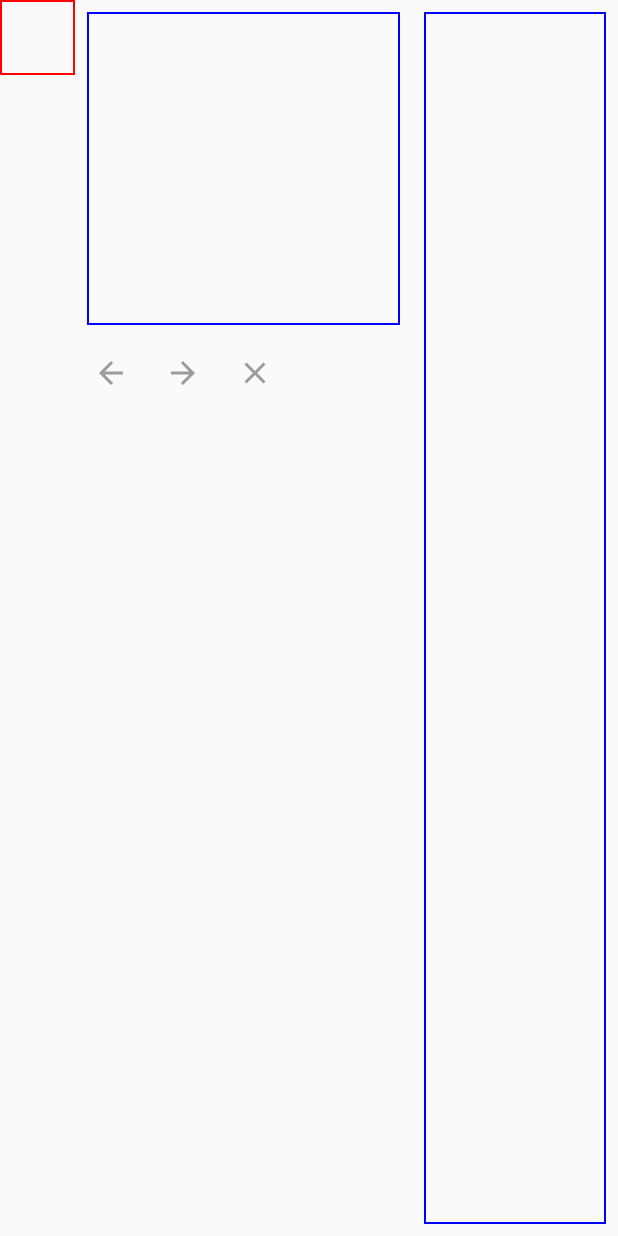
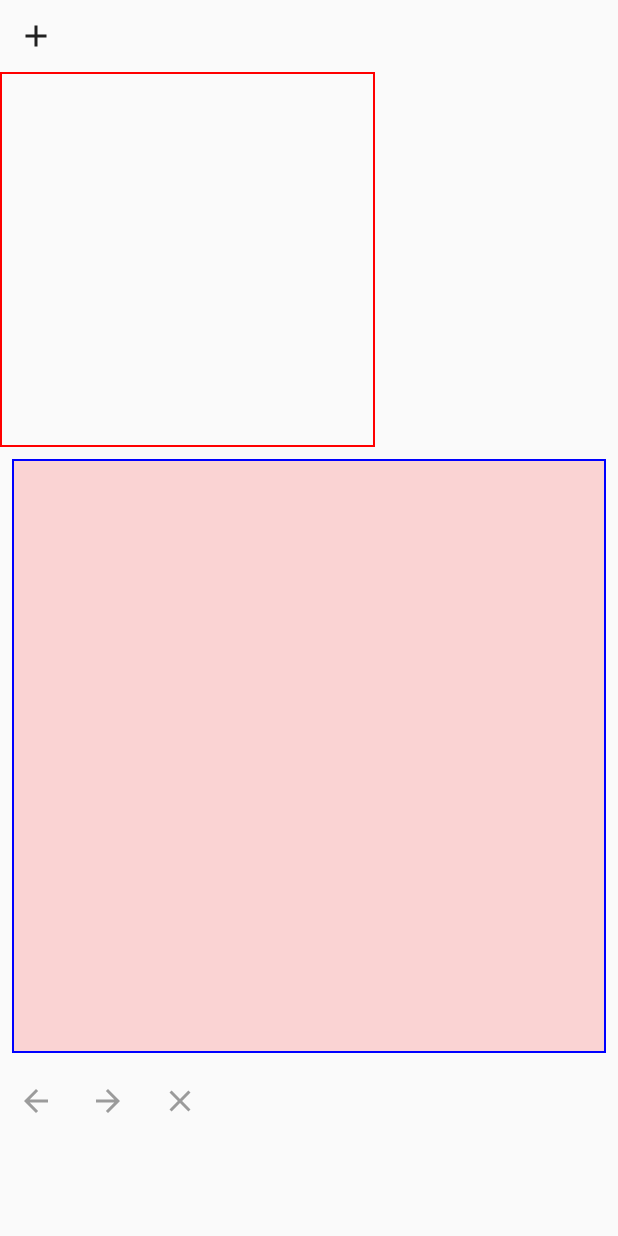
Before and after one commit to MarkYav/DrawBox, an Android app built with Jetpack Compose: the screen it shows after launch (MainActivity), on a phone screen of 412 x 824 dp. Run offline under Robolectric (Android 15) with nearby library versions, the phone set to English and light mode, and no system bars.

Commit message:
Added option to adding image to the canvas to modify

```diff
--- a/drawbox/src/commonMain/kotlin/io/github/markyav/drawbox/box/DrawBox.kt
+++ b/drawbox/src/commonMain/kotlin/io/github/markyav/drawbox/box/DrawBox.kt
@@ -6,8 +6,8 @@ import androidx.compose.runtime.*
 import androidx.compose.ui.Modifier
 import io.github.markyav.drawbox.controller.DrawBoxSubscription
 import io.github.markyav.drawbox.controller.DrawController
+import io.github.markyav.drawbox.controller.OpenedImage
 import io.github.markyav.drawbox.model.PathWrapper
-import kotlinx.coroutines.CoroutineScope
 import kotlinx.coroutines.flow.StateFlow
 
 @Composable
@@ -15,9 +15,8 @@ fun DrawBox(
     controller: DrawController,
     modifier: Modifier = Modifier.fillMaxSize(),
 ) {
-    val path: StateFlow<List<PathWrapper>> = remember {
-        controller.getPathWrappersForDrawbox(DrawBoxSubscription.DynamicUpdate)
-    }
+    val path: StateFlow<List<PathWrapper>> = remember { controller.getPathWrappersForDrawbox(DrawBoxSubscription.DynamicUpdate) }
+    val openedImage: StateFlow<OpenedImage> = remember { controller.getOpenImageForDrawbox(null) }
     val background by controller.background.collectAsState()
     val canvasOpacity by controller.canvasOpacity.collectAsState()
 
@@ -28,6 +27,7 @@ fun DrawBox(
         )
         DrawBoxCanvas(
             pathListWrapper = path,
+            openedImage = openedImage,
             alpha = canvasOpacity,
             onSizeChanged = controller::connectToDrawBox,
             onTap = controller::onTap,
--- a/drawbox/src/commonMain/kotlin/io/github/markyav/drawbox/box/DrawBoxCanvas.kt
+++ b/drawbox/src/commonMain/kotlin/io/github/markyav/drawbox/box/DrawBoxCanvas.kt
@@ -3,10 +3,7 @@ package io.github.markyav.drawbox.box
 import androidx.compose.foundation.Canvas
 import androidx.compose.foundation.gestures.detectDragGestures
 import androidx.compose.foundation.gestures.detectTapGestures
-import androidx.compose.runtime.Composable
-import androidx.compose.runtime.collectAsState
-import androidx.compose.runtime.getValue
-import androidx.compose.runtime.remember
+import androidx.compose.runtime.*
 import androidx.compose.ui.Modifier
 import androidx.compose.ui.draw.alpha
 import androidx.compose.ui.draw.clipToBounds
@@ -18,6 +15,7 @@ import androidx.compose.ui.input.pointer.PointerInputChange
 import androidx.compose.ui.input.pointer.pointerInput
 import androidx.compose.ui.layout.onSizeChanged
 import androidx.compose.ui.unit.IntSize
+import io.github.markyav.drawbox.controller.OpenedImage
 import io.github.markyav.drawbox.model.PathWrapper
 import io.github.markyav.drawbox.util.createPath
 import kotlinx.coroutines.flow.StateFlow
@@ -25,6 +23,7 @@ import kotlinx.coroutines.flow.StateFlow
 @Composable
 fun DrawBoxCanvas(
     pathListWrapper: StateFlow<List<PathWrapper>>,
+    openedImage: StateFlow<OpenedImage>,
     alpha: Float,
     onSizeChanged: (IntSize) -> Unit,
     onTap: (Offset) -> Unit,
@@ -37,6 +36,7 @@ fun DrawBoxCanvas(
         { change, _ -> onDrag(change.position) }
     }
     val path by pathListWrapper.collectAsState()
+    val image by openedImage.collectAsState()
 
     Canvas(modifier = modifier
         .onSizeChanged(onSizeChanged)
@@ -45,6 +45,15 @@ fun DrawBoxCanvas(
         .clipToBounds()
         .alpha(alpha)
     ) {
+        (image as? OpenedImage.Image)?.let {
+            drawImage(
+                image = it.image,
+                srcOffset = it.srcOffset,
+                srcSize = it.srcSize,
+                dstSize = it.dstSize,
+            )
+        }
+
         path.forEach { pw ->
             drawPath(
                 createPath(pw.points),
--- a/drawbox/src/commonMain/kotlin/io/github/markyav/drawbox/controller/DrawController.kt
+++ b/drawbox/src/commonMain/kotlin/io/github/markyav/drawbox/controller/DrawController.kt
@@ -9,12 +9,7 @@ import io.github.markyav.drawbox.util.addNotNull
 import io.github.markyav.drawbox.util.combineStates
 import io.github.markyav.drawbox.util.createPath
 import io.github.markyav.drawbox.util.mapState
-import kotlinx.coroutines.CoroutineScope
-import kotlinx.coroutines.Dispatchers
-import kotlinx.coroutines.coroutineScope
 import kotlinx.coroutines.flow.*
-import kotlinx.coroutines.launch
-import kotlin.reflect.KProperty
 
 /**
  * DrawController interacts with [DrawBox] and it allows you to control the canvas and all the components with it.
@@ -29,6 +24,8 @@ class DrawController {
 
     /** A stateful list of [Path] that was drawn on the [Canvas] but user retracted his action. */
     private val canceledPaths: MutableStateFlow<List<PathWrapper>> = MutableStateFlow(emptyList())
+
+    val openedImage: MutableStateFlow<ImageBitmap?> = MutableStateFlow(null)
 
     /** An [canvasOpacity] of the [Canvas] in the [DrawBox] */
     var canvasOpacity: MutableStateFlow<Float> = MutableStateFlow(1f)
@@ -81,6 +78,11 @@ class DrawController {
     fun reset() {
         drawnPaths.value = emptyList()
         canceledPaths.value = emptyList()
+    }
+
+    fun open(image: ImageBitmap) {
+        reset()
+        openedImage.value = image
     }
 
     /** Call this function when user starts drawing a path. */
@@ -182,13 +184,37 @@ class DrawController {
         }
     }
 
+    internal fun getOpenImageForDrawbox(size: Int?): StateFlow<OpenedImage> {
+        return combineStates(openedImage, state) { image, st ->
+            if (image !=  null) {
+                OpenedImage.Image(
+                    image,
+                    dstSize = IntSize(
+                        width = size ?: (st as? DrawBoxConnectionState.Connected)?.size ?: 1,
+                        height = size ?: (st as? DrawBoxConnectionState.Connected)?.size ?: 1,
+                    ),
+                )
+            } else {
+                OpenedImage.None
+            }
+        }
+    }
+
     fun getBitmap(size: Int, subscription: DrawBoxSubscription): StateFlow<ImageBitmap> {
-        val initialBitmap = ImageBitmap(size, size, ImageBitmapConfig.Argb8888)
         val path = getDrawPath(subscription)
-        return path.mapState {
+        return combineStates(getOpenImageForDrawbox(size), path) { openImage, p ->
             val bitmap = ImageBitmap(size, size, ImageBitmapConfig.Argb8888)
             val canvas = Canvas(bitmap)
-            it.scale(size.toFloat()).forEach { pw ->
+            (openImage as? OpenedImage.Image)?.let {
+                canvas.drawImageRect(
+                    image = it.image,
+                    srcOffset = it.srcOffset,
+                    srcSize = it.srcSize,
+                    dstSize = it.dstSize,
+                    paint = Paint()
+                )
+            }
+            p.scale(size.toFloat()).forEach { pw ->
                 canvas.drawPath(
                     createPath(pw.points),
                     paint = Paint().apply {
--- a/sample/android/src/main/java/io/github/markyav/drawbox/android/app/MainScreen.kt
+++ b/sample/android/src/main/java/io/github/markyav/drawbox/android/app/MainScreen.kt
@@ -27,12 +27,12 @@ fun MainScreen() {
         Column(modifier = Modifier.weight(2f, true)) {
             DrawingScreen(bitmapCallback = bitmapCallback)
         }
-        Column(modifier = Modifier.weight(1f, true)) {
+        /*Column(modifier = Modifier.weight(1f, true)) {
             Image(
                 bitmap = bitmap.value,
                 contentDescription = null,
                 modifier = Modifier.fillMaxSize().padding(8.dp).border(1.dp, Color.Blue),
             )
-        }
+        }*/
     }
 }
--- a/sample/android/src/main/java/io/github/markyav/drawbox/android/drawing/DrawingScreen.kt
+++ b/sample/android/src/main/java/io/github/markyav/drawbox/android/drawing/DrawingScreen.kt
@@ -2,11 +2,22 @@ package io.github.markyav.drawbox.android.drawing
 
 import android.annotation.SuppressLint
 import android.util.Log
+import androidx.activity.compose.rememberLauncherForActivityResult
+import androidx.activity.result.contract.ActivityResultContracts
+import androidx.activity.result.launch
+import androidx.compose.foundation.layout.Column
+import androidx.compose.material.Icon
+import androidx.compose.material.IconButton
+import androidx.compose.material.icons.Icons
+import androidx.compose.material.icons.filled.Add
 import androidx.compose.runtime.Composable
 import androidx.compose.runtime.LaunchedEffect
 import androidx.compose.runtime.remember
 import androidx.compose.ui.graphics.Color
 import androidx.compose.ui.graphics.ImageBitmap
+import androidx.compose.ui.graphics.asImageBitmap
+import androidx.compose.ui.res.painterResource
+import io.github.markyav.drawbox.controller.DrawBoxBackground
 import io.github.markyav.drawbox.controller.DrawBoxSubscription
 import io.github.markyav.drawbox.controller.DrawController
 import kotlinx.coroutines.flow.collectLatest
@@ -17,9 +28,18 @@ fun DrawingScreen(
     bitmapCallback: (ImageBitmap) -> Unit,
 ) {
     val drawController = remember { DrawController() }
+    val takePictureLauncher = rememberLauncherForActivityResult(
+        contract = ActivityResultContracts.TakePicturePreview()
+    ) { bitmap ->
+        if (bitmap != null) {
+            drawController.open(bitmap.asImageBitmap())
+        }
+    }
 
     LaunchedEffect(Unit) {
         drawController.color.value = Color.Blue
+        drawController.background.value = DrawBoxBackground.ColourBackground(color = Color.Red, alpha = 0.15f)
+        drawController.canvasOpacity.value = 0.5f
         drawController.getBitmap(500, DrawBoxSubscription.FinishDrawingUpdate)
             .collectLatest {
                 Log.i("TAG_aaa", "DrawingScreen: emitted!")
@@ -27,5 +47,13 @@ fun DrawingScreen(
             }
     }
 
-    ExpandedDrawingScreen(drawController)
+    Column {
+        IconButton(onClick = {
+            takePictureLauncher.launch()
+        }) {
+            Icon(Icons.Default.Add, contentDescription = null)
+        }
+        ExpandedDrawingScreen(drawController)
+    }
+
 }
--- a/sample/android/src/main/java/io/github/markyav/drawbox/android/drawing/ExpandedDrawingScreen.kt
+++ b/sample/android/src/main/java/io/github/markyav/drawbox/android/drawing/ExpandedDrawingScreen.kt
@@ -24,9 +24,9 @@ internal fun ExpandedDrawingScreen(
 ) {
     val bitmap by remember { drawController.getBitmap(500, DrawBoxSubscription.FinishDrawingUpdate) }.collectAsState()
 
-    Row {
+    Column {
         Image(bitmap = bitmap, modifier = Modifier
-            .size(50.dp)
+            .size(250.dp)
             .border(1.dp, Color.Red), contentDescription = null)
 
         Column(modifier = Modifier.weight(4.5f, false)) {
```
Also changed, not shown: drawbox/src/commonMain/kotlin/io/github/markyav/drawbox/controller/OpenedImage.kt (added, +21 -0 lines), 1 other file.
